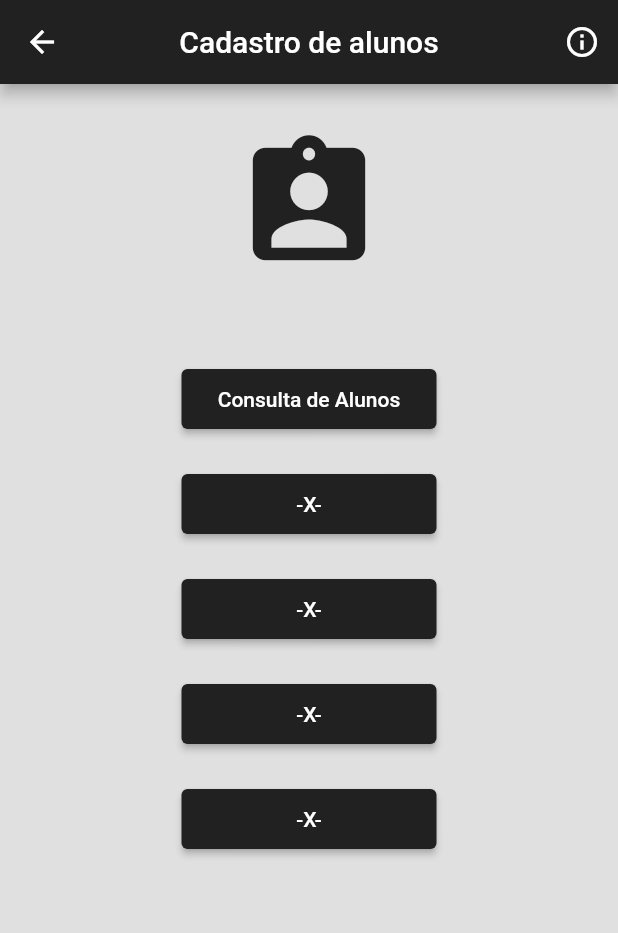
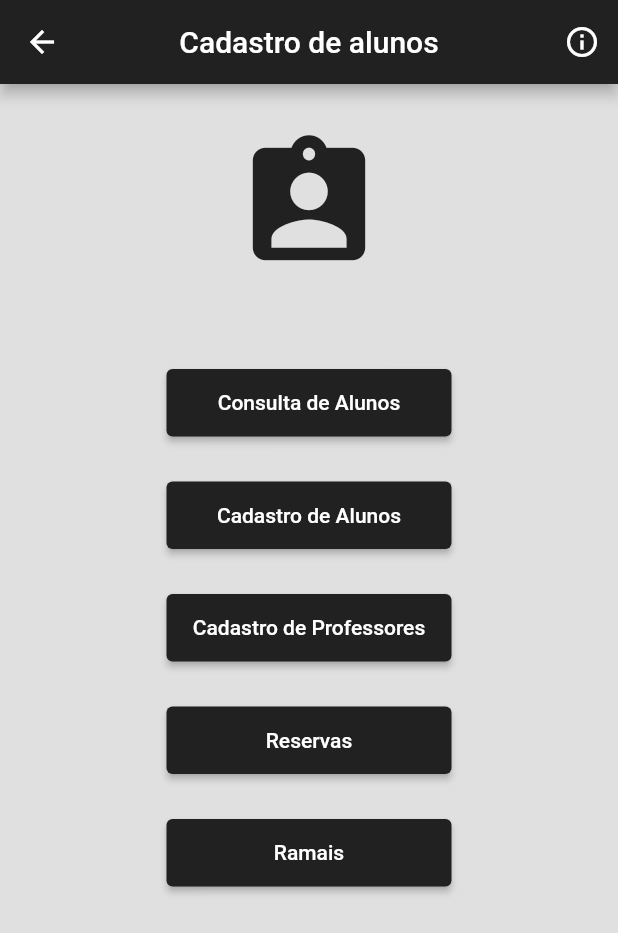
Before and after one commit to Samuel-pixe/App_Cadastro_Alunos, a Flutter app: the TelaHome screen opened by its route, on a phone screen of 412 x 824 dp. Shown: the top 933 px of the screen. Run offline on Flutter 3.47's test engine with Material 2 defaults, Android fonts, the phone set to English and light mode, and no system bars; network calls fail.

Commit message:
26/04/2022

```diff
--- a/lib/view/tela_home.dart
+++ b/lib/view/tela_home.dart
@@ -1,4 +1,6 @@
+import 'package:app_parcial/view/sobre.dart';
 import 'package:flutter/material.dart';
+
 
 class TelaHome extends StatefulWidget {
   const TelaHome({ Key? key }) : super(key: key);
@@ -22,7 +24,7 @@ var form = GlobalKey<FormState>();
         centerTitle: true,
         backgroundColor: Colors.grey.shade900, actions: [
             IconButton(onPressed: () {
-            caixaDialogoSobre('Lorem ipsum dolor sit amet, consectetur adipiscing elit. Morbi turpis erat, feugiat et sagittis sed, accumsan congue massa. Phasellus lacus erat, placerat sed pellentesque eget, sodales et quam. Etiam vel arcu eleifend, ultricies arcu vitae, iaculis orci. Nullam sed interdum est. Sed aliquet rutrum convallis. Donec efficitur nibh ut sem feugiat, vitae auctor velit molestie. Vivamus sed dictum neque, eget ornare lectus. Duis ornare, justo nec finibus cursus, dolor lorem scelerisque magna, vel consequat elit leo in mauris. Sed imperdiet justo in augue viverra laoreet. Maecenas convallis volutpat eros, id facilisis tellus euismod vitae. Etiam rutrum massa sit amet neque efficitur pellentesque. Vestibulum orci eros, euismod sed semper nec, feugiat sed metus. Ut tempus dignissim cursus. Ut non justo urna.');
+            caixaDialogoSobre('Tema do App: Controle e cadastro de alunos no banco de dados\nObjetivo: Criar um aplicativo para poder fazer o cadastro de alunos no banco de dados para acessar a rede wifi\nSamuel Arantes Gonzales');
             }, icon: const Icon(Icons.info_outline))//question_mark_rounded
           ],
         //------------------//
@@ -46,13 +48,13 @@ var form = GlobalKey<FormState>();
                   const SizedBox(height: 60),
                   botao1('Consulta de Alunos'),
                   const SizedBox(height: 30),
-                  botao2('-X-'),
+                  botao2('Cadastro de Alunos'),
                   const SizedBox(height: 30),
-                  botao3('-X-'),
+                  botao3('Cadastro de Professores'),
                   const SizedBox(height: 30),
-                  botao2('-X-'),
+                  botao2('Reservas'),
                   const SizedBox(height: 30),
-                  botao3('-X-'),
+                  botao3('Ramais'),
                   const SizedBox(height: 30),
                   //botaoS('?'),//sobre
                 ],
@@ -65,7 +67,7 @@ var form = GlobalKey<FormState>();
    }
   //-----------------------------------
   botao1(rotulo) {
-  return SizedBox(width: 170,height: 40,
+  return SizedBox(width: 190,height: 45,
 
       child: ElevatedButton(//TextButton
         onPressed: () {
@@ -79,7 +81,7 @@ var form = GlobalKey<FormState>();
   }
   //----------------------------------
   botao2(rotulo) {
-  return SizedBox(width: 170,height: 40,
+  return SizedBox(width: 190,height: 45,
 
       child: ElevatedButton(//TextButton
         onPressed: () {
@@ -93,7 +95,7 @@ var form = GlobalKey<FormState>();
   }
   //---------------------------------
   botao3(rotulo) {
-  return SizedBox(width: 170,height: 40,
+  return SizedBox(width: 190,height: 45,
 
       child: ElevatedButton(//TextButton
         onPressed: () {
@@ -101,7 +103,7 @@ var form = GlobalKey<FormState>();
 
         },
         //aparência
-        child: Text(rotulo,style: const TextStyle(fontSize: 14),),style: ElevatedButton.styleFrom(primary: Colors.grey.shade900,),
+        child: Text(rotulo, style: const TextStyle(fontSize: 14),),style: ElevatedButton.styleFrom(primary: Colors.grey.shade900,),
       ),
     );
   }
@@ -110,22 +112,9 @@ var form = GlobalKey<FormState>();
   caixaDialogoSobre(msg) {
     return showDialog(
       context: context,
+
       builder: (BuildContext context) {
-        return AlertDialog(
-          title: const Text('Sobre'),//centerTitle: true,
-
-          content: Text(
-            msg,
-            style: const TextStyle(fontSize: 24),
-          ),
-          actions: [
-            TextButton(
-                onPressed: () {
-                  Navigator.of(context).pop();
-                },
-                child: const Text('fechar')),
-          ],
-        );
+      return Sobre(text: msg);
       },
     );
   }
```
Also changed, not shown: lib/view/sobre.dart (added, +37 -0 lines), lib/view/tela_cadastro.dart (+4 -16 lines), lib/view/tela_login.dart (+6 -25 lines).
